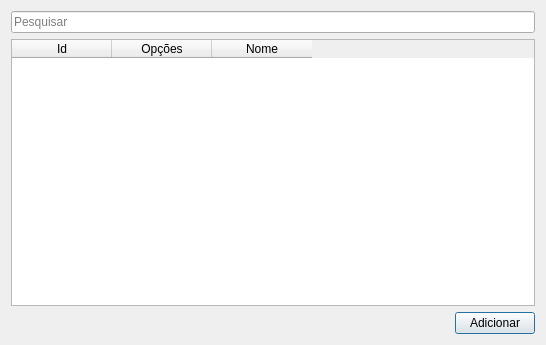
Qt form uis/mInputGroup.ui (dsgoficial/SAP_Gerente) before a commit.
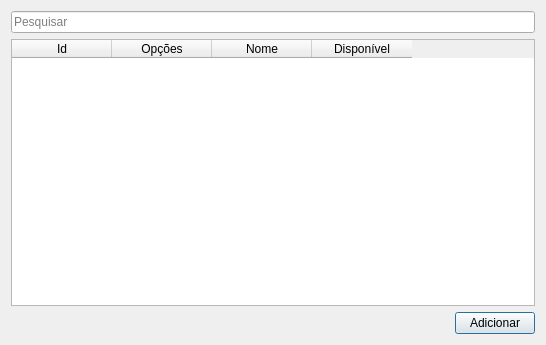
The same form after that commit.

```diff
--- a/uis/mInputGroup.ui
+++ b/uis/mInputGroup.ui
@@ -38,6 +38,11 @@
        <string>Nome</string>
       </property>
      </column>
+     <column>
+      <property name="text">
+       <string>Disponível</string>
+      </property>
+     </column>
     </widget>
    </item>
    <item row="2" column="0">
```
